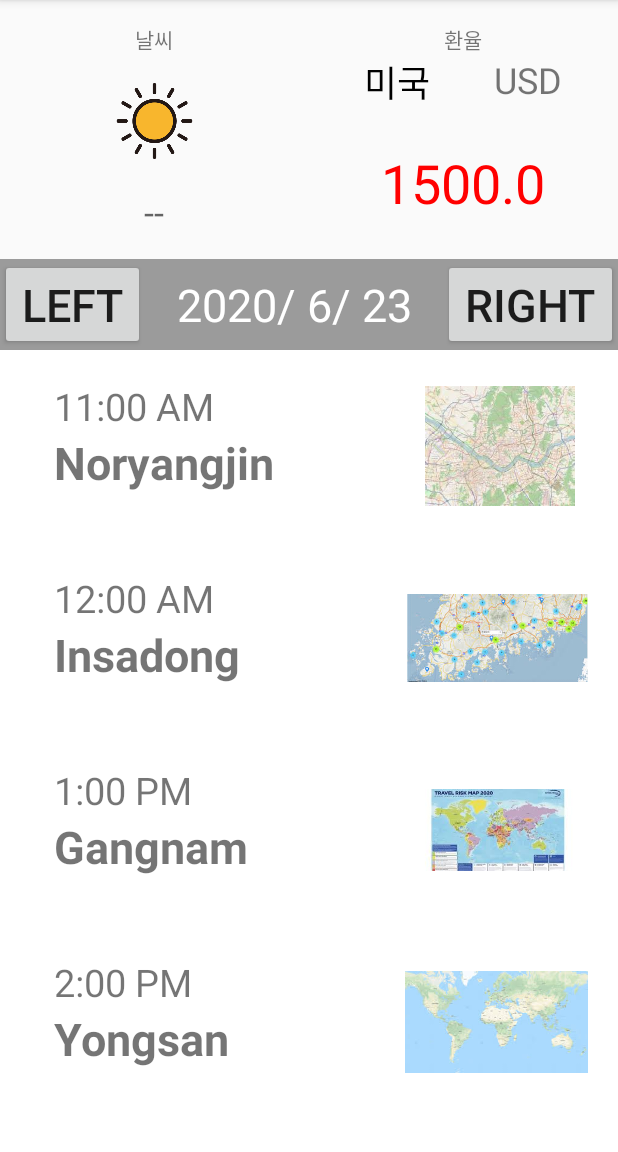
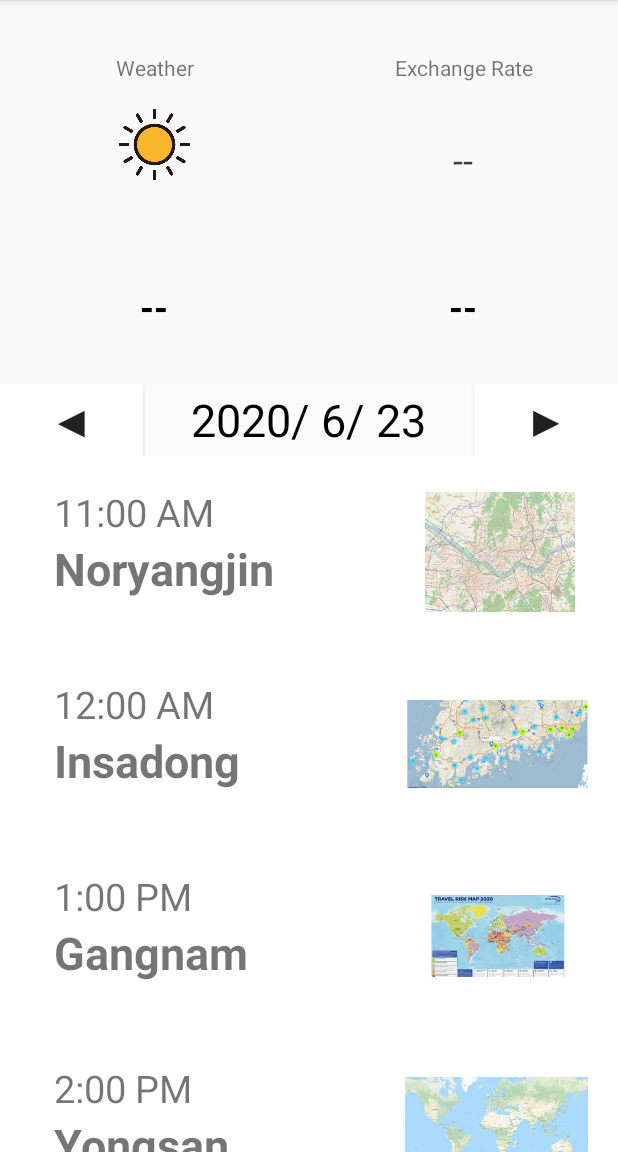
Before and after one commit to RIANAEH/Seouler, an Android app: the screen it shows after launch (Recycle_MainActivity), after a tap on "ITINERARY", on a phone screen of 412 x 824 dp, the part 84-1236 px from its top. Run offline under Robolectric (Android 15) with nearby library versions, the phone set to English and light mode, and no system bars; our stand-ins replace Firebase (no records; nobody signed in at launch, a user with empty details on screens opened directly), Volley; network calls fail.

Commit message:
Exchange_HTTPS_Error_Solved

```diff
--- a/app/build.gradle
+++ b/app/build.gradle
@@ -4,6 +4,12 @@ apply plugin: 'kotlin-android-extensions'
 apply plugin: 'com.google.gms.google-services'
 android {
     compileSdkVersion 29
+
+    signingConfigs {
+        dev {
+            v2SigningEnabled true
+        }
+    }
 
     defaultConfig {
         applicationId "com.example.seouler"
--- a/app/src/main/java/com/example/seouler/APITask/RateAPITask.kt
+++ b/app/src/main/java/com/example/seouler/APITask/RateAPITask.kt
@@ -2,16 +2,19 @@ package com.example.seouler
 
 import android.content.Context
 import android.util.Log
+import com.android.volley.Request
 import com.android.volley.Response
+import com.android.volley.VolleyLog
+import com.android.volley.VolleyLog.TAG
 import com.android.volley.toolbox.StringRequest
 import com.android.volley.toolbox.Volley
 import org.json.JSONArray
 import org.json.JSONObject
 import java.text.SimpleDateFormat
-import java.time.LocalDateTime
 import java.time.LocalTime
 import java.time.format.DateTimeFormatter
 import java.util.*
+
 
 object VolleyService_rate{
     val current = LocalTime.now()
@@ -23,6 +26,7 @@ object VolleyService_rate{
     var k = LocalTime.now().isBefore(temp)
 
     lateinit var response_json : JSONArray
+
     var testUrl = "https://www.koreaexim.go.kr/site/program/financial/exchangeJSON?authkey=LHuF0WXP9Ie45wK4xO4j3iJZ9mMRsd4X&data=AP01"
     fun check11 (){
 
@@ -44,20 +48,23 @@ object VolleyService_rate{
     fun testVolley(context: Context, success: (Boolean) -> Unit) {
 
         val myJson = JSONObject()
+        /* myJson에 아무 데이터도 put 하지 않았기 때문에 requestBody는 "{}" 이다 */
         val requestBody = myJson.toString()
-        /* myJson에 아무 데이터도 put 하지 않았기 때문에 requestBody는 "{}" 이다 */
         check11()
+        println("<환율> url : $testUrl")
+
+        HttpsTrustManager.allowAllSSL()
 
         val testRequest = object : StringRequest(Method.GET, testUrl , Response.Listener { response ->
             println("<환율> 서버 Response 수신: $response")
-            println("<환율> url : $testUrl")
             /*내가만든..... 것....*/
             response_json = JSONArray(response)
+            success(true)
 
-
-            success(true)
         }, Response.ErrorListener { error ->
-            Log.d("ERROR", "서버 Response 가져오기 실패: $error")
+            Log.d("ERROR", "<환율> 서버 Response 가져오기 실패: $error")
+            var tmptmp = error.networkResponse
+            Log.d("ERROR", "$tmptmp")
             success(false)
         }) {
             override fun getBodyContentType(): String {
--- a/app/src/main/java/com/example/seouler/Itinerary/Exc_MainRvAdapter.kt
+++ b/app/src/main/java/com/example/seouler/Itinerary/Exc_MainRvAdapter.kt
@@ -45,7 +45,6 @@ class Exc_MainRvAdapter(val context: Context, val exclist : ArrayList<a_exchange
 
 
     inner class Holder(itemView: View?) : RecyclerView.ViewHolder(itemView!!) {
-        val nation = itemView?.findViewById<TextView>(R.id.tv_nation)
         val rate_unit = itemView?.findViewById<TextView>(R.id.tv_rateUnit)
         val excrate = itemView?.findViewById<TextView>(R.id.tv_exchangeRate)
 
@@ -76,9 +75,8 @@ class Exc_MainRvAdapter(val context: Context, val exclist : ArrayList<a_exchange
             이미지가 없는 경우 안드로이드 기본 아이콘을 표시한다.*/
 
             /* 나머지 TextView와 String 데이터를 연결한다. */
-            nation?.text = aexchange.nation
             rate_unit?.text = aexchange.rateUnit
-            excrate?.text = aexchange.exchangeRate.toString()
+            excrate?.text = aexchange.exchangeRate
         }
     }
 }
--- a/app/src/main/java/com/example/seouler/Itinerary/Recycle_MainActivity.kt
+++ b/app/src/main/java/com/example/seouler/Itinerary/Recycle_MainActivity.kt
@@ -3,7 +3,6 @@ package com.example.seouler
 import android.app.Activity
 import android.app.DatePickerDialog
 import android.content.Intent
-import android.graphics.drawable.Drawable
 import android.icu.text.SimpleDateFormat
 import android.os.AsyncTask
 import android.os.Bundle
@@ -14,21 +13,20 @@ import android.widget.Toast
 import androidx.appcompat.app.AppCompatActivity
 import androidx.recyclerview.widget.LinearLayoutManager
 import androidx.recyclerview.widget.RecyclerView
-import com.android.volley.toolbox.Volley
-import com.example.seouler.Exc_Recycle_MainActivity
-import com.example.seouler.VolleyService_rate
-import com.example.seouler.Weather_MainActivity
-import com.example.seouler.Itinerary.*
-import com.example.seouler.R
-import com.example.seouler.VolleyService_weather
+import com.example.seouler.dataClass.a_exchange
 import com.example.seouler.dataClass.a_plan
 import kotlinx.android.synthetic.main.activity_recycle_main.*
 import org.json.JSONArray
 import org.json.JSONObject
-
+import java.security.KeyManagementException
+import java.security.NoSuchAlgorithmException
+import java.security.SecureRandom
+import java.security.cert.X509Certificate
 import java.util.*
+import javax.net.ssl.*
 
 
+var exclist = arrayListOf<a_exchange>()
 
 class Recycle_MainActivity : AppCompatActivity() {
     var weather_async = Weather_Async(this) // API
@@ -39,6 +37,7 @@ class Recycle_MainActivity : AppCompatActivity() {
     private var year = calendar.get(Calendar.YEAR)
     private var month = calendar.get(Calendar.MONTH)
     private var day = calendar.get(Calendar.DAY_OF_MONTH)
+
 
     var tformat = SimpleDateFormat("h:mm a")
 
@@ -116,11 +115,11 @@ class Recycle_MainActivity : AppCompatActivity() {
         recycler_view.adapter = mAdapter
 
         val lm = LinearLayoutManager(this)
-        recycler_view.layoutManager = lm
+        recycler_view.layoutManager = lm as RecyclerView.LayoutManager?
         recycler_view.setHasFixedSize(true)
     }
 
-    fun OnClickHandler(view: View?) {calendar.get(Calendar.YEAR)
+    fun OnClickHandler() {calendar.get(Calendar.YEAR)
         Log.d("Recycle_MainActivity","onclicked~~~~~")
         val dialog = DatePickerDialog(this, dateSetListener, year, month, day)
         dialog.show()
@@ -131,9 +130,8 @@ class Recycle_MainActivity : AppCompatActivity() {
         //환율 설정//
         if(requestCode == 1 && resultCode == Activity.RESULT_OK){
             if(data != null){
-                tv_exc_nation.text = data.getStringExtra("exc_nation")
                 tv_exc_rateUnit.text = data.getStringExtra("exc_rateUnit")
-                tv_exchangeRate.text = data.getDoubleExtra("exc_exchange_rate", 0.0).toString()
+                tv_exchangeRate.text = data.getStringExtra("exc_exchange_rate")
                 onResume()
             }
         }
@@ -161,8 +159,8 @@ class Recycle_MainActivity : AppCompatActivity() {
         }
     }
 
+}
 
-}
 
     class Rate_Async(mainActivity: Activity) : AsyncTask<Int?, Int, List<String>>() {
         private var con = mainActivity
@@ -170,18 +168,28 @@ class Recycle_MainActivity : AppCompatActivity() {
             VolleyService_rate.testVolley(con) { testSuccess ->
                 if (testSuccess){
                     Toast.makeText(con, "환율 통신 성공!", Toast.LENGTH_SHORT).show()
-                    var jsontmp = VolleyService_rate.response_json
-                    println("환율쓰....JSON: $jsontmp")
-                    if(jsontmp == JSONArray()){
+                    var response_json = VolleyService_rate.response_json
+                    println("환율쓰....JSON: $response_json")
+                    for (i in 0 until response_json.length()){
+                        var response_json_obj : JSONObject = response_json.get(i) as JSONObject
+                        exclist.add(jsonToExc(response_json_obj.get("cur_unit") as String, response_json_obj.get("kftc_deal_bas_r") as String))
+                    }
 
-                    }
+                    con.tv_exc_rateUnit.text = exclist[set_rate_index].rateUnit
+                    con.tv_exchangeRate.text = exclist[set_rate_index].exchangeRate
 
                 } else{
                     Toast.makeText(con, "환율 실패...", Toast.LENGTH_SHORT).show()
+
                 }
 
             }
             return null
+        }
+
+        fun jsonToExc(cur_unit: String, kftc: String) : a_exchange{
+            val exc = a_exchange(cur_unit, kftc)
+            return exc
         }
 
     }
@@ -205,11 +213,9 @@ class Recycle_MainActivity : AppCompatActivity() {
                     var tmp2 = tmp.get("weather") as JSONArray
                     var tmp3 = tmp2.getJSONObject(0)
                     var icon_num = tmp3.get("icon") as String
-                    println("AAAAAAA $icon_num")
 
 
                     con.icon_weather.setImageResource(getWeatherIcon_file(icon_num))
-
                     con.icon_weather.setImageResource(R.drawable.w01d)
                 } else {
                     Toast.makeText(con, "통신 실패...!", Toast.LENGTH_LONG).show()
@@ -243,3 +249,61 @@ class Recycle_MainActivity : AppCompatActivity() {
             }
 
     }
+
+
+class HttpsTrustManager : X509TrustManager {
+    override fun checkClientTrusted(
+        x509Certificates: Array<X509Certificate?>?, s: String?
+    ) {
+    }
+
+    override fun checkServerTrusted(
+        x509Certificates: Array<X509Certificate?>?, s: String?
+    ) {
+    }
+
+    fun isClientTrusted(chain: Array<X509Certificate?>?): Boolean {
+        return true
+    }
+
+    fun isServerTrusted(chain: Array<X509Certificate?>?): Boolean {
+        return true
+    }
+
+    override fun getAcceptedIssuers(): Array<X509Certificate> {
+        return _AcceptedIssuers
+    }
+
+    companion object {
+        private var trustManagers: Array<TrustManager>? = null
+        private val _AcceptedIssuers =
+            arrayOf<X509Certificate>()
+
+        fun allowAllSSL() {
+            HttpsURLConnection.setDefaultHostnameVerifier(object : HostnameVerifier {
+                override fun verify(arg0: String?, arg1: SSLSession?): Boolean {
+                    return true
+                }
+            })
+            var context: SSLContext? = null
+            if (trustManagers == null) {
+                trustManagers =
+                    arrayOf(HttpsTrustManager())
+            }
+            try {
+                context = SSLContext.getInstance("TLS")
+                context.init(null, trustManagers, SecureRandom())
+            } catch (e: NoSuchAlgorithmException) {
+                e.printStackTrace()
+            } catch (e: KeyManagementException) {
+                e.printStackTrace()
+            }
+            if (context != null) {
+                HttpsURLConnection.setDefaultSSLSocketFactory(
+                    context
+                        .getSocketFactory()
+                )
+            }
+        }
+    }
+}
--- a/app/src/main/java/com/example/seouler/MainActivity.kt
+++ b/app/src/main/java/com/example/seouler/MainActivity.kt
@@ -13,11 +13,14 @@ import com.example.seouler.Itinerary.*
 import com.example.seouler.dataClass.ChattingRoom
 import com.example.seouler.dataClass.Message
 import com.example.seouler.dataClass.Participation
+import com.example.seouler.dataClass.a_exchange
 import com.google.firebase.database.DataSnapshot
 import com.google.firebase.database.DatabaseError
 import com.google.firebase.database.FirebaseDatabase
 import com.google.firebase.database.ValueEventListener
 import kotlinx.android.synthetic.main.activity_main.*
+
+var set_rate_index : Int = 0
 
 class MainActivity : AppCompatActivity() {
     var myChattingRoomList : ArrayList<ChattingRoom> = ArrayList()
--- a/app/src/main/java/com/example/seouler/dataClass/a_exchange.kt
+++ b/app/src/main/java/com/example/seouler/dataClass/a_exchange.kt
@@ -1,4 +1,4 @@
 package com.example.seouler.dataClass
 
 
-class a_exchange  (val nation: String, val rateUnit:String, val exchangeRate:Double)
+class a_exchange  (val rateUnit:String, val exchangeRate:String)
--- a/app/src/main/res/layout/activity_recycle_main.xml
+++ b/app/src/main/res/layout/activity_recycle_main.xml
@@ -1,24 +1,29 @@
 <?xml version="1.0" encoding="utf-8"?>
-<androidx.constraintlayout.widget.ConstraintLayout
-    xmlns:android="http://schemas.android.com/apk/res/android"
+<LinearLayout xmlns:android="http://schemas.android.com/apk/res/android"
     xmlns:app="http://schemas.android.com/apk/res-auto"
     xmlns:tools="http://schemas.android.com/tools"
     android:layout_width="match_parent"
-    android:layout_height="match_parent">
+    android:layout_height="match_parent"
+    android:orientation="vertical">
+
 
     <LinearLayout
         android:id="@+id/rec_linear_layout_1"
         android:layout_width="match_parent"
-        android:layout_height="wrap_content"
-        android:orientation="horizontal"
-        app:layout_constraintBottom_toTopOf="@+id/rec_linear_layout2"
+        android:layout_height="match_parent"
+        android:layout_marginVertical="20dp"
+        android:layout_weight="2"
+        android:orientation="horizontal">
+        <!-- app:layout_constraintBottom_toTopOf="@+id/rec_linear_layout2"
+        app:layout_constraintEnd_toEndOf="parent"
         app:layout_constraintRight_toLeftOf="parent"
-        app:layout_constraintTop_toTopOf="parent">
+        app:layout_constraintTop_toTopOf="parent"
+        app:layout_constraintVertical_bias="0.0">-->
 
         <LinearLayout
             android:id="@+id/simple_weather"
             android:layout_width="match_parent"
-            android:layout_height="wrap_content"
+            android:layout_height="match_parent"
             android:layout_margin="15dp"
             android:layout_weight="1"
             android:orientation="vertical">
@@ -26,7 +31,7 @@
             <TextView
                 android:layout_width="match_parent"
                 android:layout_height="wrap_content"
-                android:text="날씨"
+                android:text="Weather"
                 android:textAlignment="center" />
 
             <LinearLayout
@@ -37,7 +42,7 @@
                 <ImageView
                     android:id="@+id/icon_weather"
                     android:layout_width="match_parent"
-                    android:layout_height="80dp"
+                    android:layout_height="wrap_content"
                     android:layout_marginTop="4dp"
                     android:layout_marginBottom="4dp"
                     android:layout_weight="1"
@@ -48,11 +53,14 @@
                     android:layout_width="match_parent"
                     android:layout_height="match_parent"
                     android:layout_weight="1"
-                    android:gravity="center"
+                    android:gravity="bottom"
                     android:text="--"
                     android:textAlignment="center"
                     android:textAppearance="@style/TextAppearance.AppCompat.Display1"
-                    android:textSize="24sp" />
+                    android:textColor="#000000"
+                    android:textSize="24sp"
+                    android:textStyle="bold"
+                    tools:ignore="RtlCompat" />
             </LinearLayout>
 
         </LinearLayout>
@@ -69,34 +77,20 @@
                 android:id="@+id/textView4"
                 android:layout_width="match_parent"
                 android:layout_height="wrap_content"
-                android:text="환율"
+                android:text="Exchange Rate"
                 android:textAlignment="center" />
 
-            <LinearLayout
+            <TextView
+                android:id="@+id/tv_exc_rateUnit"
                 android:layout_width="match_parent"
                 android:layout_height="match_parent"
+                android:layout_marginTop="20dp"
                 android:layout_weight="1"
-                android:orientation="horizontal">
-
-                <TextView
-                    android:id="@+id/tv_exc_nation"
-                    android:layout_width="wrap_content"
-                    android:layout_height="match_parent"
-                    android:layout_weight="1"
-                    android:text="미국"
-                    android:textAlignment="center"
-                    android:textColor="#000000"
-                    android:textSize="24sp" />
-
-                <TextView
-                    android:id="@+id/tv_exc_rateUnit"
-                    android:layout_width="wrap_content"
-                    android:layout_height="match_parent"
-                    android:layout_weight="1"
-                    android:text="USD"
-                    android:textAlignment="center"
-                    android:textSize="24sp" />
-            </LinearLayout>
+                android:gravity="center"
+                android:text="--"
+                android:textAlignment="center"
+                android:textColor="#3E3E3E"
+                android:textSize="24sp" />
 
             <TextView
                 android:id="@+id/tv_exchangeRate"
@@ -104,27 +98,31 @@
                 android:layout_height="match_parent"
                 android:layout_marginHorizontal="15dp"
                 android:layout_weight="1"
-                android:text="1500.0"
+                android:gravity="bottom"
+                android:text="--"
                 android:textAlignment="center"
-                android:textColor="#FF0000"
-                android:textSize="36sp" />
+                android:textColor="#000000"
+                android:textSize="24sp"
+                android:textStyle="bold"
+                tools:ignore="RtlCompat" />
 
         </LinearLayout>
     </LinearLayout>
 
-
     <LinearLayout
+        android:id="@+id/rec_linear_layout2"
         android:layout_width="match_parent"
-        android:layout_height="wrap_content"
-        android:orientation="vertical"
-        android:id="@+id/rec_linear_layout2"
-        app:layout_constraintTop_toBottomOf="@+id/rec_linear_layout_1">
+        android:layout_height="match_parent"
+        android:layout_weight="1"
+        android:orientation="vertical">
+        <!--  app:layout_constraintEnd_toEndOf="parent"
+        app:layout_constraintTop_toBottomOf="@+id/rec_linear_layout_1">-->
 
         <LinearLayout
             android:id="@+id/linear_layout"
             android:layout_width="match_parent"
             android:layout_height="wrap_content"
-            android:background="#6D1B1B1B"
+            android:background="#6DFBFBFB"
             android:orientation="horizontal"
             app:layout_constraintBottom_toTopOf="@id/recycler_view"
             app:layout_constraintTop_toTopOf="parent">
@@ -134,7 +132,8 @@
                 android:layout_width="wrap_content"
                 android:layout_height="wrap_content"
                 android:layout_weight="1"
-                android:text="left"
+                android:background="#FFFFFF"
+                android:text="◀"
                 android:textSize="30dp" />
 
             <TextView
@@ -145,7 +144,7 @@
                 android:onClick="OnClickHandler"
                 android:text="asdf/as/as"
                 android:textAlignment="center"
-                android:textColor="#FFFFFF"
+                android:textColor="#000000"
                 android:textSize="30dp" />
 
 
@@ -154,7 +153,8 @@
                 android:layout_width="wrap_content"
                 android:layout_height="wrap_content"
                 android:layout_weight="1"
-                android:text="right"
+                android:background="#FFFFFF"
+                android:text="▶"
                 android:textSize="30dp" />
 
 
@@ -170,4 +170,4 @@
 
     </LinearLayout>
 
-</androidx.constraintlayout.widget.ConstraintLayout>
+</LinearLayout>
```
Also changed, not shown: app/src/main/java/com/example/seouler/Itinerary/Exc_Recycle_MainActivity.kt (+3 -9 lines), app/src/main/res/layout/exc_main_rv_item.xml (+9 -13 lines).
